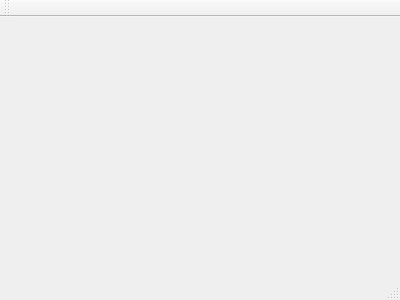
This is mainwindow.ui in NEU-AI/qt-embedded-ts-calibrator as Qt 5 draws it before an edit. The edited form follows.
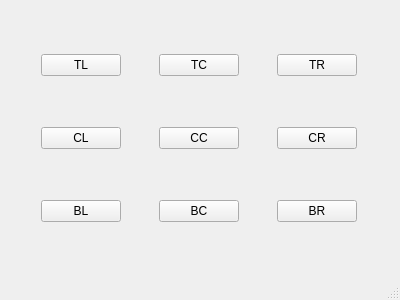
This is the edited form.

Diff of the .ui file:
```diff
--- a/mainwindow.ui
+++ b/mainwindow.ui
@@ -12,9 +12,160 @@
   <property name="windowTitle" >
    <string>MainWindow</string>
   </property>
-  <widget class="QMenuBar" name="menuBar" />
-  <widget class="QToolBar" name="mainToolBar" />
-  <widget class="QWidget" name="centralWidget" />
+  <widget class="QWidget" name="centralWidget">
+   <layout class="QGridLayout" name="gridLayout">
+    <item row="0" column="1">
+     <widget class="QPushButton" name="pushButton_2">
+      <property name="sizePolicy">
+       <sizepolicy hsizetype="Fixed" vsizetype="Fixed">
+        <horstretch>0</horstretch>
+        <verstretch>0</verstretch>
+       </sizepolicy>
+      </property>
+      <property name="text">
+       <string>TC</string>
+      </property>
+      <property name="checkable">
+       <bool>true</bool>
+      </property>
+     </widget>
+    </item>
+    <item row="0" column="0">
+     <widget class="QPushButton" name="btnTL">
+      <property name="sizePolicy">
+       <sizepolicy hsizetype="Fixed" vsizetype="Fixed">
+        <horstretch>0</horstretch>
+        <verstretch>0</verstretch>
+       </sizepolicy>
+      </property>
+      <property name="text">
+       <string>TL</string>
+      </property>
+      <property name="checkable">
+       <bool>true</bool>
+      </property>
+      <property name="checked">
+       <bool>false</bool>
+      </property>
+     </widget>
+    </item>
+    <item row="2" column="1">
+     <widget class="QPushButton" name="pushButton_8">
+      <property name="sizePolicy">
+       <sizepolicy hsizetype="Fixed" vsizetype="Fixed">
+        <horstretch>0</horstretch>
+        <verstretch>0</verstretch>
+       </sizepolicy>
+      </property>
+      <property name="text">
+       <string>BC</string>
+      </property>
+      <property name="checkable">
+       <bool>true</bool>
+      </property>
+     </widget>
+    </item>
+    <item row="0" column="2">
+     <widget class="QPushButton" name="pushButton_3">
+      <property name="sizePolicy">
+       <sizepolicy hsizetype="Fixed" vsizetype="Fixed">
+        <horstretch>0</horstretch>
+        <verstretch>0</verstretch>
+       </sizepolicy>
+      </property>
+      <property name="text">
+       <string>TR</string>
+      </property>
+      <property name="checkable">
+       <bool>true</bool>
+      </property>
+     </widget>
+    </item>
+    <item row="1" column="0">
+     <widget class="QPushButton" name="pushButton_4">
+      <property name="sizePolicy">
+       <sizepolicy hsizetype="Fixed" vsizetype="Fixed">
+        <horstretch>0</horstretch>
+        <verstretch>0</verstretch>
+       </sizepolicy>
+      </property>
+      <property name="text">
+       <string>CL</string>
+      </property>
+      <property name="checkable">
+       <bool>true</bool>
+      </property>
+     </widget>
+    </item>
+    <item row="1" column="2">
+     <widget class="QPushButton" name="pushButton_7">
+      <property name="sizePolicy">
+       <sizepolicy hsizetype="Fixed" vsizetype="Fixed">
+        <horstretch>0</horstretch>
+        <verstretch>0</verstretch>
+       </sizepolicy>
+      </property>
+      <property name="text">
+       <string>CR</string>
+      </property>
+      <property name="checkable">
+       <bool>true</bool>
+      </property>
+     </widget>
+    </item>
+    <item row="2" column="0">
+     <widget class="QPushButton" name="pushButton_5">
+      <property name="sizePolicy">
+       <sizepolicy hsizetype="Fixed" vsizetype="Fixed">
+        <horstretch>0</horstretch>
+        <verstretch>0</verstretch>
+       </sizepolicy>
+      </property>
+      <property name="text">
+       <string>BL</string>
+      </property>
+      <property name="checkable">
+       <bool>true</bool>
+      </property>
+     </widget>
+    </item>
+    <item row="1" column="1">
+     <widget class="QPushButton" name="pushButton_6">
+      <property name="sizePolicy">
+       <sizepolicy hsizetype="Fixed" vsizetype="Fixed">
+        <horstretch>0</horstretch>
+        <verstretch>0</verstretch>
+       </sizepolicy>
+      </property>
+      <property name="text">
+       <string>CC</string>
+      </property>
+      <property name="checkable">
+       <bool>true</bool>
+      </property>
+     </widget>
+    </item>
+    <item row="2" column="2">
+     <widget class="QPushButton" name="pushButton_9">
+      <property name="sizePolicy">
+       <sizepolicy hsizetype="Fixed" vsizetype="Fixed">
+        <horstretch>0</horstretch>
+        <verstretch>0</verstretch>
+       </sizepolicy>
+      </property>
+      <property name="text">
+       <string>BR</string>
+      </property>
+      <property name="checkable">
+       <bool>true</bool>
+      </property>
+      <property name="checked">
+       <bool>false</bool>
+      </property>
+     </widget>
+    </item>
+   </layout>
+  </widget>
   <widget class="QStatusBar" name="statusBar" />
  </widget>
  <layoutDefault spacing="6" margin="11" />
```
